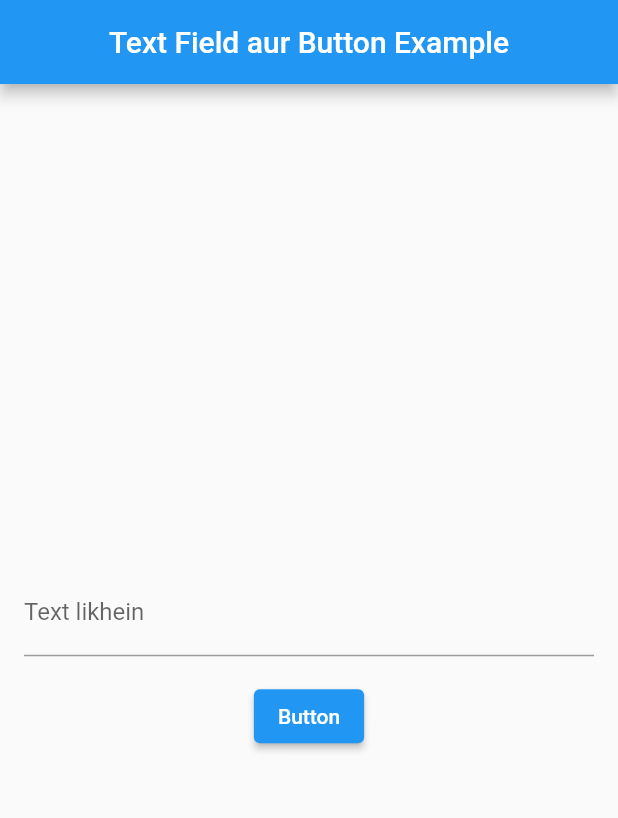
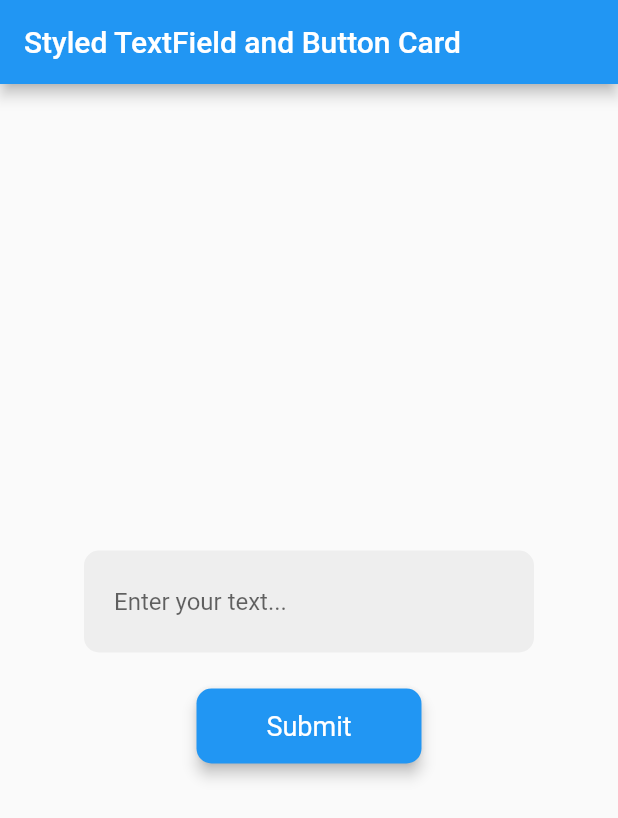
Before and after one commit to rukhsana-dev/TextField, a Flutter app: the screen it shows after launch, on a phone screen of 412 x 824 dp. Shown: the top 818 px of the screen. Run offline on Flutter 3.47's test engine with Material 2 defaults, Android fonts, the phone set to English and light mode, and no system bars.

Commit message:
first commit

```diff
--- a/lib/main.dart
+++ b/lib/main.dart
@@ -8,41 +8,66 @@ class MyApp extends StatelessWidget {
   @override
   Widget build(BuildContext context) {
     return MaterialApp(
-      debugShowCheckedModeBanner: false,
-      home: MyScreen(),
+      home: MyHomePage(),
     );
   }
 }
 
-class MyScreen extends StatelessWidget {
-  final TextEditingController _controller = TextEditingController();
+class MyHomePage extends StatefulWidget {
+  @override
+  _MyHomePageState createState() => _MyHomePageState();
+}
 
+class _MyHomePageState extends State<MyHomePage> {
   @override
   Widget build(BuildContext context) {
     return Scaffold(
       appBar: AppBar(
-        title: Text('Text Field aur Button Example'),
-        centerTitle: true,
+        title: Text('Styled TextField and Button Card'),
+        centerTitle: false,
       ),
-      body: Padding(
-        padding: const EdgeInsets.all(16.0),
+      body: Center(
         child: Column(
           mainAxisAlignment: MainAxisAlignment.center,
-          children: [
-            TextField(
-              controller: _controller,
-              decoration: InputDecoration(
-                labelText: 'Text likhein',
+          children: <Widget>[
+            Container(
+              width: 300,
+              padding: EdgeInsets.symmetric(vertical: 10, horizontal: 20),
+              decoration: BoxDecoration(
+                color: Colors.grey[200],
+                borderRadius: BorderRadius.circular(10),
+              ),
+              child: TextField(
+                decoration: InputDecoration(
+                  hintText: 'Enter your text...',
+                  border: InputBorder.none,
+                ),
               ),
             ),
-            SizedBox(height: 16),
-            ElevatedButton(
-              onPressed: () {
-                String enteredText = _controller.text;
-                // Aap enteredText ka use karke kuch aur actions perform kar sakte hain.
-                print('Entered text: $enteredText');
-              },
-              child: Text('Button'),
+            SizedBox(height: 20),
+            Card(
+              color: Colors.blue,
+              elevation: 4,
+              shape: RoundedRectangleBorder(
+                borderRadius: BorderRadius.circular(10),
+              ),
+              child: InkWell(
+                onTap: () {
+                  // Handle button tap
+                },
+                child: Container(
+                  width: 150,
+                  height: 50,
+                  alignment: Alignment.center,
+                  child: Text(
+                    'Submit',
+                    style: TextStyle(
+                      color: Colors.white,
+                      fontSize: 18,
+                    ),
+                  ),
+                ),
+              ),
             ),
           ],
         ),
```
